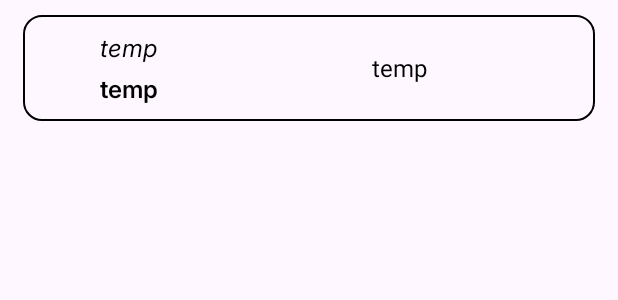
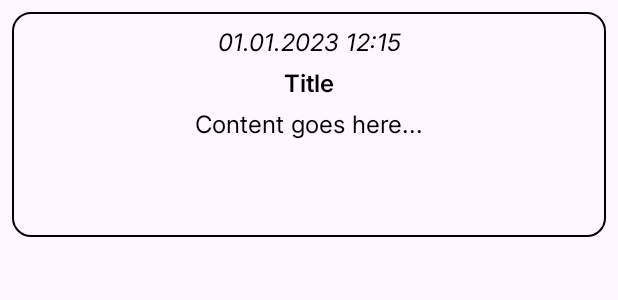
Before and after one commit to wqqzxts/INRTU-FMD-BIGDATA, an Android app: the layout recycler_row_news.xml on its own in the app's theme, with its tools: preview values and no code run, on a phone screen of 412 x 824 dp. Shown: the top 300 px of the screen. Run offline under Robolectric (Android 15) with nearby library versions, the phone set to English and light mode, and no system bars.

Commit message:
made publication cretion via popup menu

```diff
--- a/frontend/app/src/main/java/com/example/residentmanagement/data/network/ApiService.kt
+++ b/frontend/app/src/main/java/com/example/residentmanagement/data/network/ApiService.kt
@@ -31,7 +31,7 @@ interface ApiService  {
     fun getPublications(): Call<List<Publication>>
 
     // specific publication info endpoint
-    @GET("/api/publications/{publication_id}")
+    @GET("/api/publications/{publication_id}/")
     fun getSpecificPublication(@Path("publication_id") publicationId: Int): Call<Publication>
 
     // specific publication edit endpoint
--- /dev/null
+++ b/frontend/app/src/main/res/drawable/ic_more_vert.xml
@@ -0,0 +1,5 @@
+<vector xmlns:android="http://schemas.android.com/apk/res/android" android:height="40dp" android:tint="#000000" android:viewportHeight="24" android:viewportWidth="24" android:width="40dp">
+
+    <path android:fillColor="@android:color/white" android:pathData="M12,8c1.1,0 2,-0.9 2,-2s-0.9,-2 -2,-2 -2,0.9 -2,2 0.9,2 2,2zM12,10c-1.1,0 -2,0.9 -2,2s0.9,2 2,2 2,-0.9 2,-2 -0.9,-2 -2,-2zM12,16c-1.1,0 -2,0.9 -2,2s0.9,2 2,2 2,-0.9 2,-2 -0.9,-2 -2,-2z"/>
+
+</vector>
--- a/frontend/app/src/main/res/layout/recycler_row_news.xml
+++ b/frontend/app/src/main/res/layout/recycler_row_news.xml
@@ -1,20 +1,13 @@
 <?xml version="1.0" encoding="utf-8"?>
 <LinearLayout xmlns:android="http://schemas.android.com/apk/res/android"
     android:layout_width="match_parent"
-    android:layout_height="wrap_content"
+    android:layout_height="150dp"
     xmlns:tools="http://schemas.android.com/tools"
-    android:layout_marginHorizontal="15dp"
-    android:layout_marginTop="10dp"
-    android:layout_marginBottom="2.5dp"
+    android:layout_margin="8dp"
+    android:orientation="vertical"
+    android:background="@drawable/rounded_publication_row"
     android:elevation="4dp"
-    android:background="@drawable/rounded_publication_row"
-    android:padding="10dp">
-
-    <LinearLayout
-        android:layout_width="0dp"
-        android:layout_height="wrap_content"
-        android:layout_weight="1"
-        android:orientation="vertical">
+    android:padding="8dp">
 
     <TextView
         android:id="@+id/publication_date"
@@ -23,9 +16,8 @@
         android:textSize="16sp"
         android:textColor="@color/black"
         android:fontFamily="@font/inter_18regular_italic"
-            android:layout_gravity="center"
-            tools:text="temp"
-            android:gravity="center"/>
+        android:gravity="center"
+        tools:text="01.01.2023 12:15" />
 
     <TextView
         android:id="@+id/publication_title"
@@ -35,22 +27,21 @@
         android:textSize="16sp"
         android:textColor="@color/black"
         android:fontFamily="@font/inter_18semi_bold"
-            android:layout_gravity="center"
-            tools:text="temp"
-            android:gravity="center"/>
-    </LinearLayout>
+        android:gravity="center"
+        tools:text="Title"
+        android:maxLines="1"
+        android:ellipsize="end"/>
 
     <TextView
         android:id="@+id/publication_content"
-        android:padding="4dp"
-        android:layout_width="0dp"
-        android:layout_height="match_parent"
-        android:layout_weight="2"
+        android:layout_width="match_parent"
+        android:layout_height="wrap_content"
+        android:layout_marginTop="4dp"
         android:textSize="16sp"
         android:textColor="@color/black"
         android:maxLines="3"
         android:ellipsize="end"
-        tools:text="temp"
-        android:gravity="center"/>
-
+        tools:text="Content goes here..."
+        android:gravity="center"
+        android:fontFamily="@font/inter_18regular"/>
 </LinearLayout>
--- /dev/null
+++ b/frontend/app/src/main/res/menu/news_menu.xml
@@ -0,0 +1,6 @@
+<?xml version="1.0" encoding="utf-8"?>
+<menu xmlns:android="http://schemas.android.com/apk/res/android">
+    <item
+        android:id="@+id/menu_create_publication"
+        android:title="@string/createPublicationNews"/>
+</menu>
--- a/frontend/app/src/main/res/values/strings.xml
+++ b/frontend/app/src/main/res/values/strings.xml
@@ -18,4 +18,5 @@
     <string name="hintContent">Содержание</string>
     <string name="formEditPublication">Редактировать публикацию</string>
     <string name="editPublication">Редактировать публикацию</string>
+    <string name="menu_description">Описание меню</string>
 </resources>
```
Also changed, not shown: frontend/app/src/main/java/com/example/residentmanagement/ui/activities/HomeActivity.kt (+1 -18 lines), frontend/app/src/main/java/com/example/residentmanagement/ui/fragments/NewsFragment.kt (+32 -40 lines), frontend/app/src/main/res/layout/fragment_news.xml (+22 -17 lines). Lines whose indentation alone changed are shown as unchanged.
